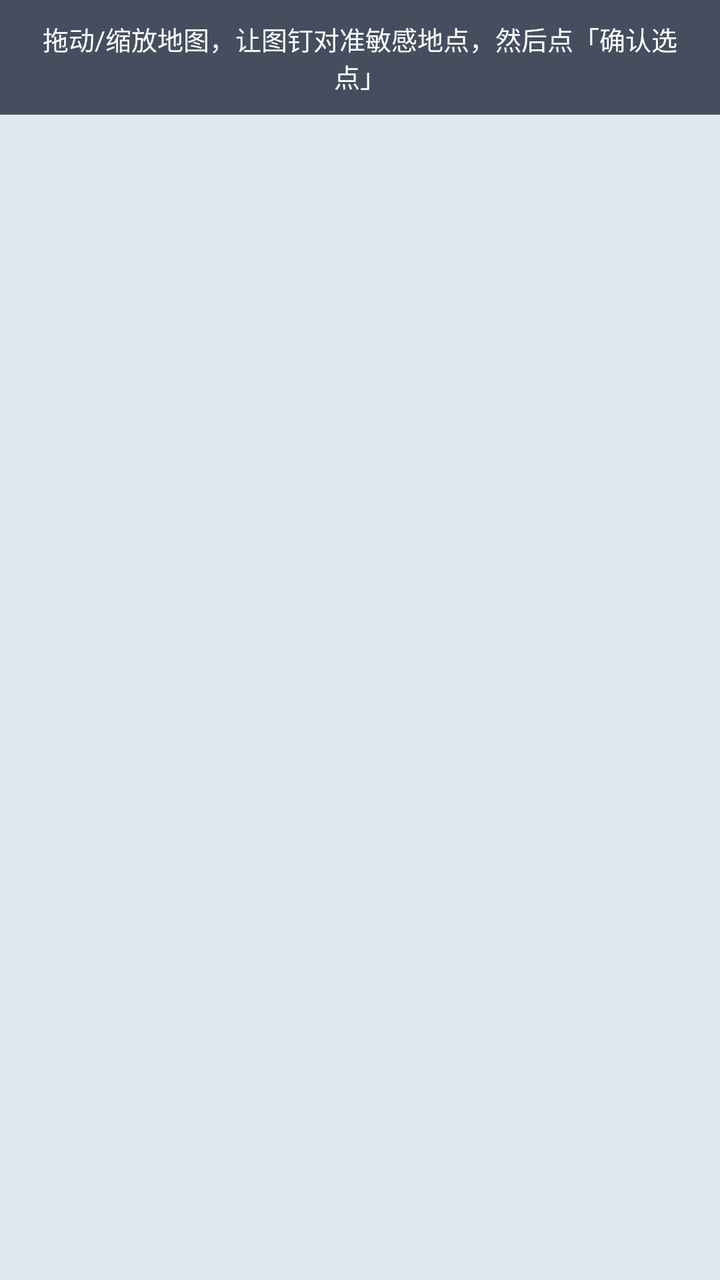
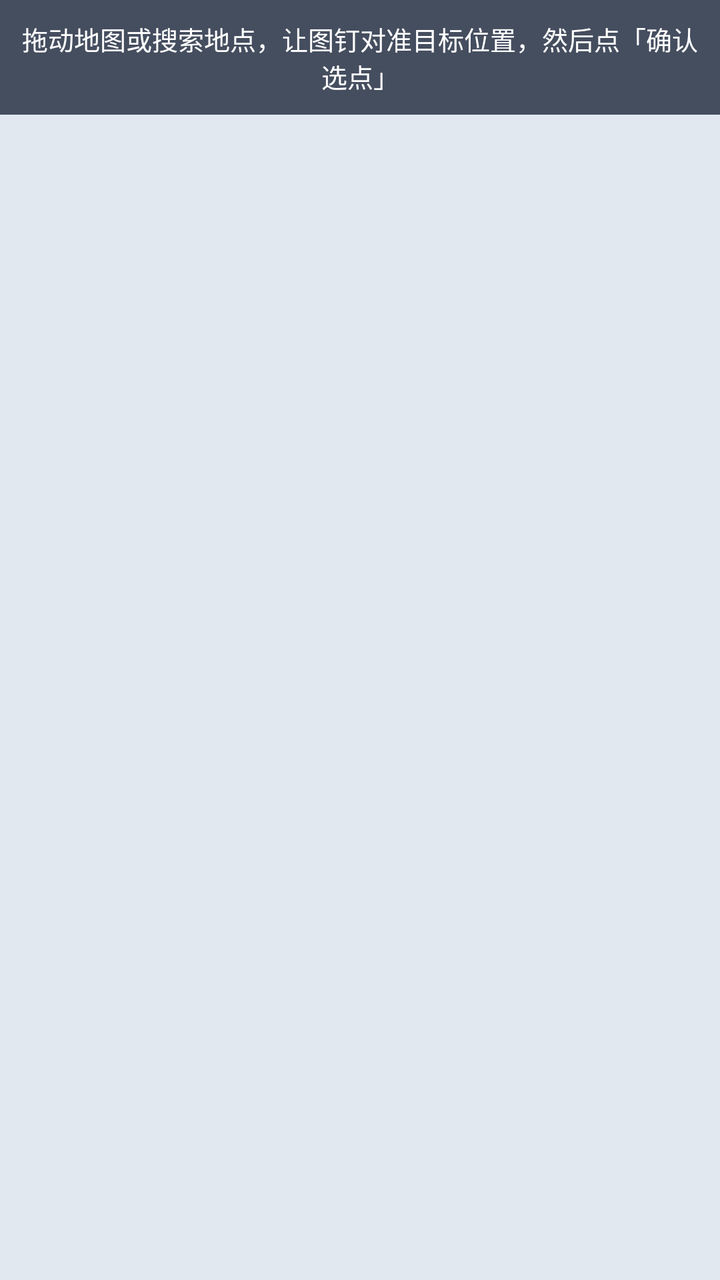

The first picture is an Android layout as it rendered before a commit; the second is the same layout after the commit. The layout source and the unified diff follow.
<!-- AndroidManifest.xml: application theme Theme.AntiFraudGuard -->
<!-- res/layout/activity_map_picker.xml -->
<?xml version="1.0" encoding="utf-8"?>
<FrameLayout xmlns:android="http://schemas.android.com/apk/res/android"
    android:layout_width="match_parent"
    android:layout_height="match_parent"
    android:background="#E2E8F0">

    
    <WebView
        android:id="@+id/pick_web_map"
        android:layout_width="match_parent"
        android:layout_height="match_parent"
        android:visibility="gone" />

    
    <FrameLayout
        android:id="@+id/pick_amap_container"
        android:layout_width="match_parent"
        android:layout_height="match_parent"
        android:visibility="gone" />

    
    <TextView
        android:id="@+id/pick_center_pin"
        android:layout_width="wrap_content"
        android:layout_height="wrap_content"
        android:layout_gravity="center"
        android:elevation="10dp"
        android:text="📍"
        android:textSize="40sp"
        android:translationY="-20dp"
        android:visibility="gone" />

    
    <TextView
        android:id="@+id/pick_hint"
        android:layout_width="match_parent"
        android:layout_height="wrap_content"
        android:layout_gravity="top"
        android:background="#CC1E293B"
        android:gravity="center"
        android:padding="10dp"
        android:text="拖动/缩放地图，让图钉对准敏感地点，然后点「确认选点」"
        android:textColor="#FFFFFF"
        android:textSize="13sp" />

    
    <Button
        android:id="@+id/btn_pick_confirm"
        android:layout_width="match_parent"
        android:layout_height="48dp"
        android:layout_gravity="bottom"
        android:layout_margin="16dp"
        android:background="@drawable/bg_btn_primary"
        android:text="✅ 确认选点"
        android:textColor="#FFFFFF"
        android:textSize="15sp"
        android:visibility="gone" />

</FrameLayout>
<!-- resources referenced by this layout -->
<resources>
  <!-- drawable bg_btn_primary (drawable) -->
  <?xml version="1.0" encoding="utf-8"?>
  <shape xmlns:android="http://schemas.android.com/apk/res/android" android:shape="rectangle">
      <solid android:color="#3B82F6" />
      <corners android:radius="10dp" />
  </shape>
  <style name="Theme.AntiFraudGuard" parent="Theme.MaterialComponents.NoActionBar">
          
          <item name="colorPrimary">@color/blue_500</item>
          <item name="colorPrimaryVariant">@color/blue_700</item>
          <item name="colorOnPrimary">@color/white</item>
          
          <item name="colorSecondary">@color/emerald_500</item>
          <item name="colorSecondaryVariant">@color/emerald_700</item>
          <item name="colorOnSecondary">@color/white</item>
  
          <item name="appBg">#0F172A</item>
          <item name="appCard">#1E293B</item>
          <item name="appCardAlt">#26314A</item>
          <item name="appText">#FFFFFF</item>
          <item name="appTextDim">#94A3B8</item>
          <item name="appDivider">#334155</item>
          <item name="appInputBg">#26314A</item>
          <item name="appInputText">#FFFFFF</item>
  
          
          <item name="appDangerBgSoft">#3F1A1E</item>
          <item name="appWarnBgSoft">#3A2E12</item>
          <item name="appWarnTextStrong">#FCD34D</item>
          <item name="appWarnTextDim">#D4B36A</item>
          <item name="appDangerTextStrong">#FCA5A5</item>
          <item name="appDangerTextDim">#DCA9A9</item>
  
          
          <item name="android:statusBarColor">#0F172A</item>
          <item name="android:windowBackground">#0F172A</item>
          <item name="android:navigationBarColor">#0F172A</item>
      </style>
  <color name="blue_500">#3B82F6</color>
  <color name="blue_700">#1D4ED8</color>
  <color name="white">#FFFFFFFF</color>
  <color name="emerald_500">#10B981</color>
  <color name="emerald_700">#047857</color>
</resources>

<!-- the commit's change to res/layout/activity_map_picker.xml (unified diff, before → after) -->
@@ -31,17 +31,57 @@
         android:visibility="gone" />
 
     
-    <TextView
-        android:id="@+id/pick_hint"
+    <LinearLayout
+        android:id="@+id/pick_top_bar"
         android:layout_width="match_parent"
         android:layout_height="wrap_content"
         android:layout_gravity="top"
-        android:background="#CC1E293B"
-        android:gravity="center"
-        android:padding="10dp"
-        android:text="拖动/缩放地图，让图钉对准敏感地点，然后点「确认选点」"
-        android:textColor="#FFFFFF"
-        android:textSize="13sp" />
+        android:orientation="vertical">
+
+        <TextView
+            android:id="@+id/pick_hint"
+            android:layout_width="match_parent"
+            android:layout_height="wrap_content"
+            android:background="#CC1E293B"
+            android:gravity="center"
+            android:padding="10dp"
+            android:text="拖动地图或搜索地点，让图钉对准目标位置，然后点「确认选点」"
+            android:textColor="#FFFFFF"
+            android:textSize="13sp" />
+
+        
+        <EditText
+            android:id="@+id/et_map_search"
+            android:layout_width="match_parent"
+            android:layout_height="44dp"
+            android:layout_marginHorizontal="12dp"
+            android:layout_marginTop="10dp"
+            android:background="@drawable/bg_input"
+            android:hint="🔍 搜索地点，如小区 / 学校 / 医院"
+            android:imeOptions="actionSearch"
+            android:inputType="text"
+            android:maxLength="30"
+            android:paddingHorizontal="12dp"
+            android:singleLine="true"
+            android:textColor="#1E293B"
+            android:textColorHint="#94A3B8"
+            android:textSize="14sp"
+            android:visibility="gone" />
+
+        
+        <ListView
+            android:id="@+id/lv_search_results"
+            android:layout_width="match_parent"
+            android:layout_height="wrap_content"
+            android:layout_marginHorizontal="12dp"
+            android:layout_marginTop="4dp"
+            android:background="#FFFFFF"
+            android:divider="#E2E8F0"
+            android:dividerHeight="1dp"
+            android:elevation="6dp"
+            android:paddingVertical="4dp"
+            android:visibility="gone" />
+    </LinearLayout>
 
     
     <Button
<!-- resource entries referenced after the edit -->
@@ -5,6 +5,13 @@
   <shape xmlns:android="http://schemas.android.com/apk/res/android" android:shape="rectangle">
       <solid android:color="#3B82F6" />
       <corners android:radius="10dp" />
+  </shape>
+  <!-- drawable bg_input (drawable) -->
+  <?xml version="1.0" encoding="utf-8"?>
+  <shape xmlns:android="http://schemas.android.com/apk/res/android" android:shape="rectangle">
+      <solid android:color="?attr/appInputBg" />
+      <corners android:radius="10dp" />
+      <stroke android:width="1dp" android:color="#CBD5E1" />
   </shape>
   <style name="Theme.AntiFraudGuard" parent="Theme.MaterialComponents.NoActionBar">
           
